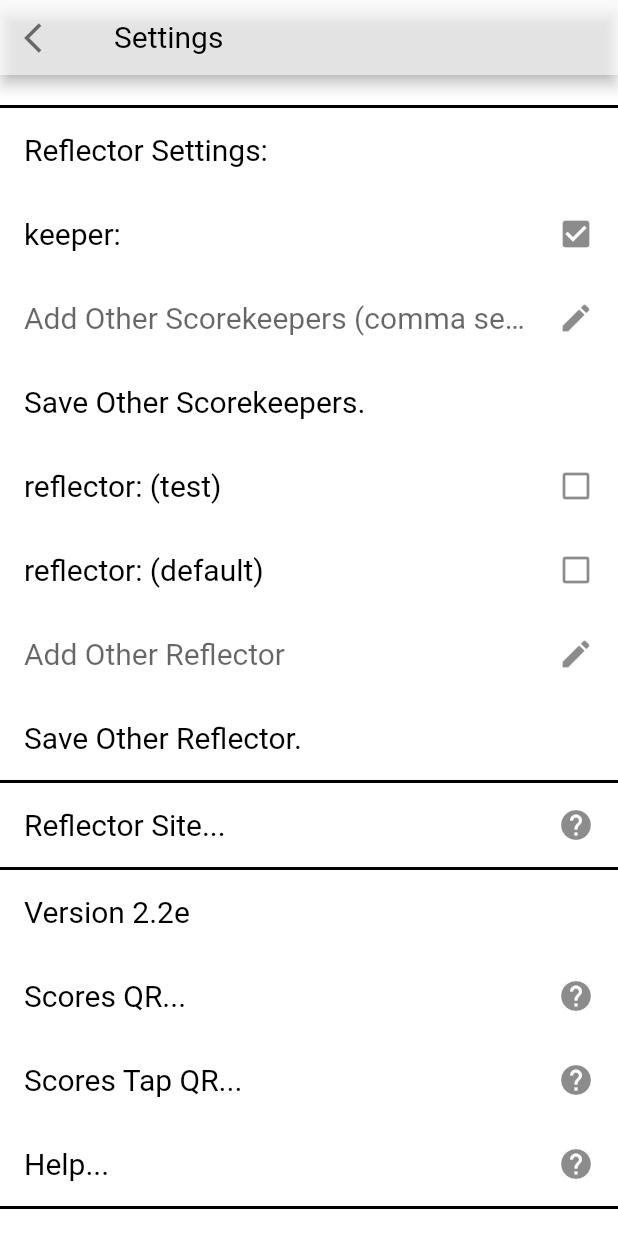
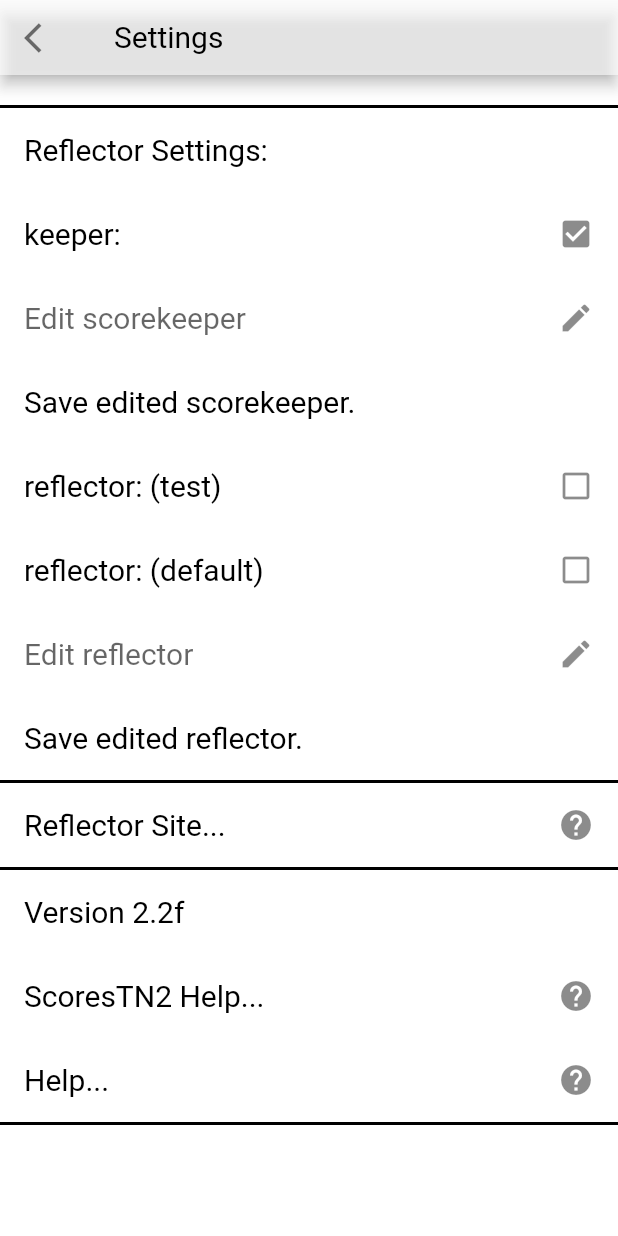
Before and after one commit to alpiepho/scoreboard_tap_tn2, a Flutter app: the SettingsModal screen opened directly with empty values, on a phone screen of 412 x 824 dp. Run offline on Flutter 3.47's test engine with Material 2 defaults, Android fonts, the phone set to English and light mode, and no system bars; our stand-ins replace file_picker, google_fonts, shared_preferences, url_launcher_web; missing offline and left inert: shared_preferences_web; accounts and stored records are empty.

Commit message:
remove direct QR, fix issue with possible keepers

```diff
--- a/lib/components/settings_modal.dart
+++ b/lib/components/settings_modal.dart
@@ -238,59 +238,59 @@ class _SettingsModal extends State<SettingsModal> {
   //   Navigator.of(context).pop();
   // }
 
-  void onScoresQR() async {
-    showDialog<void>(
-      context: context,
-      barrierDismissible: false, // user must tap button!
-      builder: (BuildContext context) {
-        return AlertDialog(
-          title: const Text('Scores QR'),
-          content: SingleChildScrollView(
-            child: Container(
-              width: 200,
-              height: 200,
-              child: Image.asset("assets/qr-code-scores.png"),
-            ),
-          ),
-          actions: <Widget>[
-            TextButton(
-              child: const Text('Done'),
-              onPressed: () {
-                Navigator.of(context).pop();
-              },
-            ),
-          ],
-        );
-      },
-    );
-  }
+  // void onScoresQR() async {
+  //   showDialog<void>(
+  //     context: context,
+  //     barrierDismissible: false, // user must tap button!
+  //     builder: (BuildContext context) {
+  //       return AlertDialog(
+  //         title: const Text('Scores QR'),
+  //         content: SingleChildScrollView(
+  //           child: Container(
+  //             width: 200,
+  //             height: 200,
+  //             child: Image.asset("assets/qr-code-scores.png"),
+  //           ),
+  //         ),
+  //         actions: <Widget>[
+  //           TextButton(
+  //             child: const Text('Done'),
+  //             onPressed: () {
+  //               Navigator.of(context).pop();
+  //             },
+  //           ),
+  //         ],
+  //       );
+  //     },
+  //   );
+  // }
 
-  void onScoresTapQR() async {
-    showDialog<void>(
-      context: context,
-      barrierDismissible: false, // user must tap button!
-      builder: (BuildContext context) {
-        return AlertDialog(
-          title: const Text('Scores Tap QR'),
-          content: SingleChildScrollView(
-            child: Container(
-              width: 200,
-              height: 200,
-              child: Image.asset("assets/qr-code-tap.png"),
-            ),
-          ),
-          actions: <Widget>[
-            TextButton(
-              child: const Text('Done'),
-              onPressed: () {
-                Navigator.of(context).pop();
-              },
-            ),
-          ],
-        );
-      },
-    );
-  }
+  // void onScoresTapQR() async {
+  //   showDialog<void>(
+  //     context: context,
+  //     barrierDismissible: false, // user must tap button!
+  //     builder: (BuildContext context) {
+  //       return AlertDialog(
+  //         title: const Text('Scores Tap QR'),
+  //         content: SingleChildScrollView(
+  //           child: Container(
+  //             width: 200,
+  //             height: 200,
+  //             child: Image.asset("assets/qr-code-tap.png"),
+  //           ),
+  //         ),
+  //         actions: <Widget>[
+  //           TextButton(
+  //             child: const Text('Done'),
+  //             onPressed: () {
+  //               Navigator.of(context).pop();
+  //             },
+  //           ),
+  //         ],
+  //       );
+  //     },
+  //   );
+  // }
 
   // void onScoresLink() async {
   //   _launchUrl('https://alpiepho.github.io/scoreboard_tn2/');
@@ -302,7 +302,13 @@ class _SettingsModal extends State<SettingsModal> {
   //   Navigator.of(context).pop();
   // }
 
-  void onHelp() async {
+  void onScoresHelp() async {
+    _launchUrl(
+        'https://github.com/alpiepho/scoreboard_tn2/blob/master/README.md');
+    Navigator.of(context).pop();
+  }
+
+  void onTapHelp() async {
     _launchUrl(
         'https://github.com/alpiepho/scoreboard_tap_tn2/blob/master/README.md');
     Navigator.of(context).pop();
@@ -396,18 +402,19 @@ class _SettingsModal extends State<SettingsModal> {
           onTap: onShowNamesChanged,
         ),
       );
-      showTiles.add(
-        new ListTile(
-          title: new Text(
-            'Show Sets.',
-            style: kSettingsTextEditStyle,
-          ),
-          trailing: new Icon(
-            engine.showSets ? Icons.check_box : Icons.check_box_outline_blank,
-          ),
-          onTap: onShowSetsChanged,
-        ),
-      );
+      // TBD: fix conflict with show-sets in look parameters, ignore for now
+      // showTiles.add(
+      //   new ListTile(
+      //     title: new Text(
+      //       'Show Sets.',
+      //       style: kSettingsTextEditStyle,
+      //     ),
+      //     trailing: new Icon(
+      //       engine.showSets ? Icons.check_box : Icons.check_box_outline_blank,
+      //     ),
+      //     onTap: onShowSetsChanged,
+      //   ),
+      // );
       showTiles.add(
         new ListTile(
           title: new Text(
@@ -564,8 +571,8 @@ class _SettingsModal extends State<SettingsModal> {
             new ListTile(
               leading: null,
               title: new TextFormField(
-                decoration: new InputDecoration.collapsed(
-                    hintText: 'Add Other Scorekeepers (comma separated list)'),
+                decoration:
+                    new InputDecoration.collapsed(hintText: 'Edit scorekeeper'),
                 autofocus: false,
                 initialValue: engine.scoreKeeper,
                 onChanged: (text) {
@@ -581,7 +588,7 @@ class _SettingsModal extends State<SettingsModal> {
             ),
             new ListTile(
               title: new Text(
-                'Save Other Scorekeepers.',
+                'Save edited scorekeeper.',
                 style: kSettingsTextEditStyle,
               ),
               //trailing: new Icon(Icons.done),
@@ -591,8 +598,8 @@ class _SettingsModal extends State<SettingsModal> {
             new ListTile(
               leading: null,
               title: new TextFormField(
-                decoration: new InputDecoration.collapsed(
-                    hintText: 'Add Other Reflector'),
+                decoration:
+                    new InputDecoration.collapsed(hintText: 'Edit reflector'),
                 autofocus: false,
                 initialValue: initialValueReflector,
                 onChanged: (text) => engine.reflectorSite = text,
@@ -605,7 +612,7 @@ class _SettingsModal extends State<SettingsModal> {
             ),
             new ListTile(
               title: new Text(
-                'Save Other Reflector.',
+                'Save edited reflector.',
                 style: kSettingsTextEditStyle,
               ),
               //trailing: new Icon(Icons.done),
@@ -635,22 +642,22 @@ class _SettingsModal extends State<SettingsModal> {
                 style: kSettingsTextEditStyle,
               ),
             ),
-            new ListTile(
-              title: new Text(
-                'Scores QR...',
-                style: kSettingsTextEditStyle,
-              ),
-              trailing: new Icon(Icons.help),
-              onTap: onScoresQR,
-            ),
-            new ListTile(
-              title: new Text(
-                'Scores Tap QR...',
-                style: kSettingsTextEditStyle,
-              ),
-              trailing: new Icon(Icons.help),
-              onTap: onScoresTapQR,
-            ),
+            // new ListTile(
+            //   title: new Text(
+            //     'Scores QR...',
+            //     style: kSettingsTextEditStyle,
+            //   ),
+            //   trailing: new Icon(Icons.help),
+            //   onTap: onScoresQR,
+            // ),
+            // new ListTile(
+            //   title: new Text(
+            //     'Scores Tap QR...',
+            //     style: kSettingsTextEditStyle,
+            //   ),
+            //   trailing: new Icon(Icons.help),
+            //   onTap: onScoresTapQR,
+            // ),
             // new ListTile(
             //   title: new Text(
             //     'Scores Link...',
@@ -669,11 +676,19 @@ class _SettingsModal extends State<SettingsModal> {
             // ),
             new ListTile(
               title: new Text(
+                'ScoresTN2 Help...',
+                style: kSettingsTextEditStyle,
+              ),
+              trailing: new Icon(Icons.help),
+              onTap: onScoresHelp,
+            ),
+            new ListTile(
+              title: new Text(
                 'Help...',
                 style: kSettingsTextEditStyle,
               ),
               trailing: new Icon(Icons.help),
-              onTap: onHelp,
+              onTap: onTapHelp,
             ),
             SettingsDivider(),
             SizedBox(
--- a/lib/constants.dart
+++ b/lib/constants.dart
@@ -1,7 +1,7 @@
 import 'package:flutter/material.dart';
 import 'package:google_fonts/google_fonts.dart';
 
-const kVersion = 'Version 2.2e';
+const kVersion = 'Version 2.2f';
 
 const kInputPageBackgroundColor = Colors.black45;
 
--- a/lib/screens/scores_page.dart
+++ b/lib/screens/scores_page.dart
@@ -83,7 +83,8 @@ class _ScoresPageState extends State<ScoresPage> {
   }
 
   void _refreshReflector() async {
-    if (_engine.reflectorSite.isEmpty || _engine.scoreKeeper.isEmpty) {
+    if (_engine.reflectorSite.isEmpty) {
+      // no sense continuing if reflector site is empty
       return;
     }
 
@@ -92,7 +93,7 @@ class _ScoresPageState extends State<ScoresPage> {
     String encoded;
     Uri _url;
 
-    // Update keepers
+    // Update possible keepers
     urlString = _engine.reflectorSite;
     urlString += "/keepers/json";
 
@@ -112,6 +113,11 @@ class _ScoresPageState extends State<ScoresPage> {
     }
     if (names.isNotEmpty) {
       _engine.possibleKeepers = names.join(",");
+    }
+
+    if (_engine.scoreKeeper.isEmpty) {
+      // no sense continuing if score keeper is empty
+      return;
     }
 
     // Update latest score for first keeper
@@ -139,16 +145,14 @@ class _ScoresPageState extends State<ScoresPage> {
       final data = jsonDecode(response.body);
       print(data);
       event = data['entry'];
-      // FAKE: cycle thru fake_list
-      // if (_index < 0) _index = _list.length - 1;
-      // event = _list[_index];
-      // _index--;
     } catch (exception, message) {
       print(exception);
       print(message);
       return;
     }
 
+    // parseLastRefelector may return comment string if present,
+    // parse for links and show dialog
     String comment = this._engine.parseLastRefelector(event);
 
     // look for links in comment and add "link" button
@@ -221,6 +225,7 @@ class _ScoresPageState extends State<ScoresPage> {
   void _saveReflector() async {
     _fromEngine();
     _saveEngine();
+    _refreshReflector();
     Navigator.of(context).pop();
   }
 
--- a/pubspec.yaml
+++ b/pubspec.yaml
@@ -61,9 +61,9 @@ flutter:
   # assets:
   #   - images/a_dot_burr.jpeg
   #   - images/a_dot_ham.jpeg
-  assets:
-    - assets/qr-code-scores.png
-    - assets/qr-code-tap.png
+  # assets:
+  #   - assets/qr-code-scores.png
+  #   - assets/qr-code-tap.png
 
 
   # An image asset can refer to one or more resolution-specific "variants", see
```
Also changed, not shown: 1 other file.
